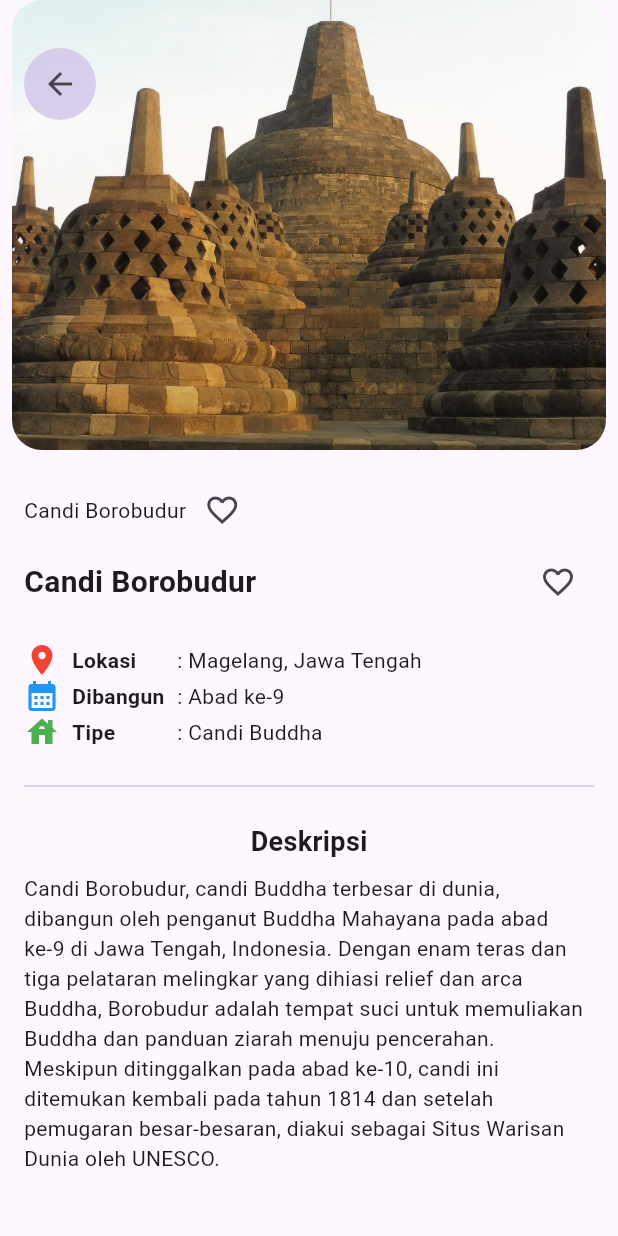
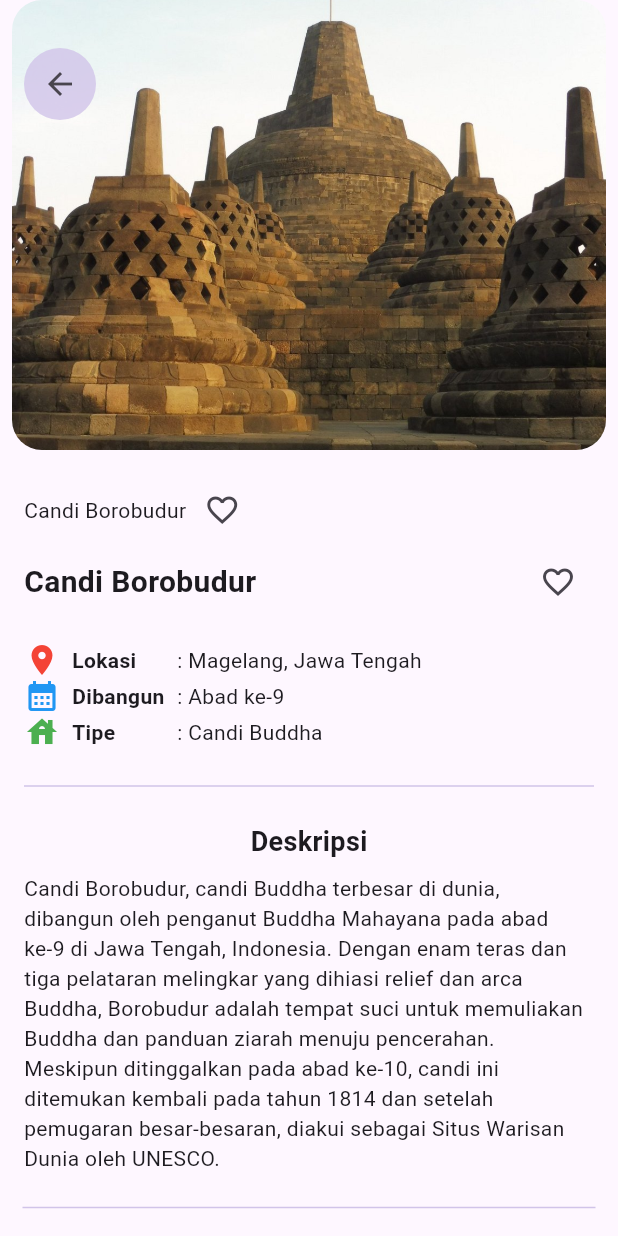
Before and after one commit to OhMyBenn/wisata_candi_Benn, a Flutter app: the screen it shows after launch, on a phone screen of 412 x 824 dp. Run offline on Flutter 3.47's test engine with Material 3 defaults, Android fonts, the phone set to English and light mode, and no system bars.

Commit message:
Update detail_screen.dart

```diff
--- a/lib/screens/detail_screen.dart
+++ b/lib/screens/detail_screen.dart
@@ -118,7 +118,22 @@ class DetailScreen extends StatelessWidget {
                 Text('${candi.description}'),
               ],
             ),
-          )
+          ),
+          // Detail Gallery
+          Padding(
+            padding: const EdgeInsets.all(15),
+            child: Column(
+              crossAxisAlignment: CrossAxisAlignment.start,
+              children: [
+                Divider(color: Colors.deepPurple.shade100,),
+                Text(''),
+                SizedBox(height: 10),
+                SizedBox(),
+                SizedBox(height: 4),
+                Text(''),
+              ],
+            ),
+          ),
         ],
       ),
     );
```
